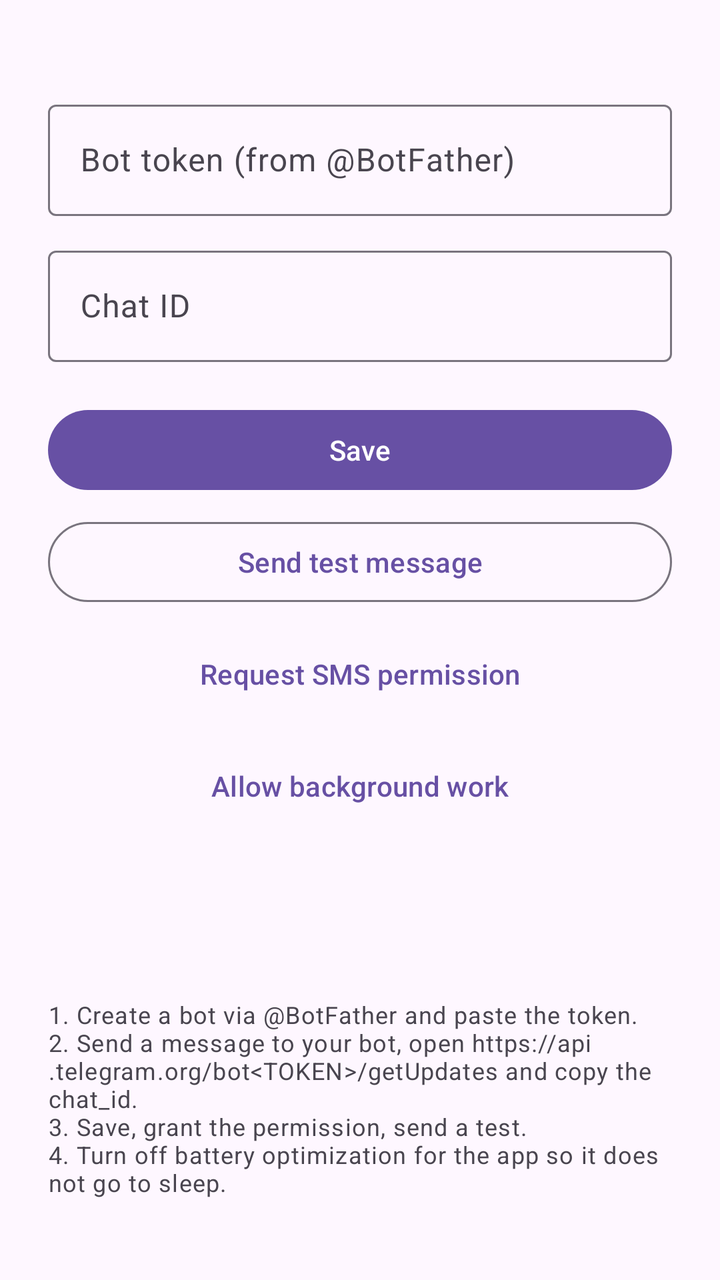
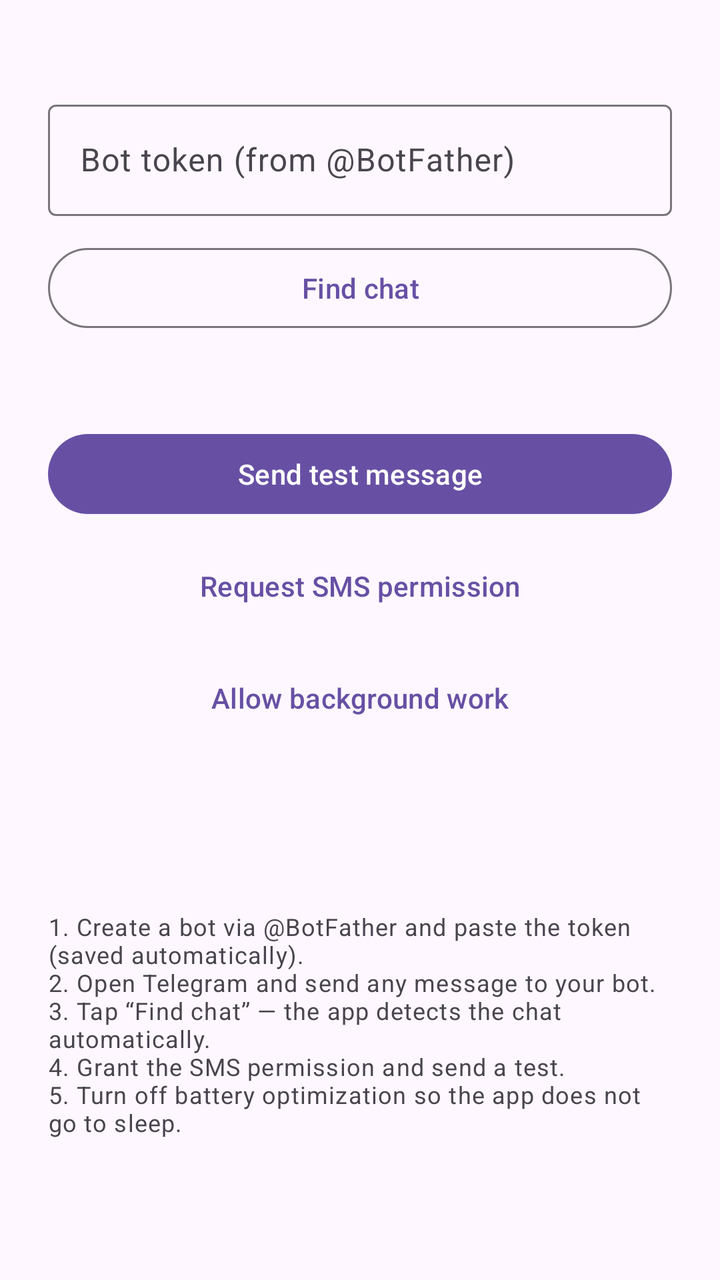

The first picture is an Android layout as it rendered before a commit; the second is the same layout after the commit. The layout source and the unified diff follow.
<!-- AndroidManifest.xml: application theme Theme.Material3.DayNight -->
<!-- res/layout/activity_main.xml -->
<?xml version="1.0" encoding="utf-8"?>
<ScrollView xmlns:android="http://schemas.android.com/apk/res/android"
    android:layout_width="match_parent"
    android:layout_height="match_parent"
    android:fillViewport="true">

    <LinearLayout
        android:layout_width="match_parent"
        android:layout_height="wrap_content"
        android:orientation="vertical"
        android:padding="24dp">

        <TextView
            android:id="@+id/connectionStatus"
            android:layout_width="wrap_content"
            android:layout_height="wrap_content"
            android:layout_marginBottom="4dp"
            android:textAppearance="?attr/textAppearanceBodyMedium" />

        <com.google.android.material.button.MaterialButton
            android:id="@+id/checkButton"
            style="@style/Widget.Material3.Button.TextButton"
            android:layout_width="match_parent"
            android:layout_height="wrap_content"
            android:layout_marginBottom="12dp"
            android:text="@string/action_check"
            android:visibility="gone" />

        <com.google.android.material.textfield.TextInputLayout
            android:layout_width="match_parent"
            android:layout_height="wrap_content"
            android:hint="@string/hint_token">

            <com.google.android.material.textfield.TextInputEditText
                android:id="@+id/tokenInput"
                android:layout_width="match_parent"
                android:layout_height="wrap_content"
                android:inputType="text"
                android:maxLines="1" />
        </com.google.android.material.textfield.TextInputLayout>

        <com.google.android.material.textfield.TextInputLayout
            android:layout_width="match_parent"
            android:layout_height="wrap_content"
            android:layout_marginTop="12dp"
            android:hint="@string/hint_chat_id">

            <com.google.android.material.textfield.TextInputEditText
                android:id="@+id/chatIdInput"
                android:layout_width="match_parent"
                android:layout_height="wrap_content"
                android:inputType="text"
                android:maxLines="1" />
        </com.google.android.material.textfield.TextInputLayout>

        <com.google.android.material.button.MaterialButton
            android:id="@+id/saveButton"
            android:layout_width="match_parent"
            android:layout_height="wrap_content"
            android:layout_marginTop="20dp"
            android:text="@string/action_save" />

        <com.google.android.material.button.MaterialButton
            android:id="@+id/testButton"
            style="@style/Widget.Material3.Button.OutlinedButton"
            android:layout_width="match_parent"
            android:layout_height="wrap_content"
            android:layout_marginTop="8dp"
            android:text="@string/action_test" />

        <com.google.android.material.button.MaterialButton
            android:id="@+id/grantButton"
            style="@style/Widget.Material3.Button.TextButton"
            android:layout_width="match_parent"
            android:layout_height="wrap_content"
            android:layout_marginTop="8dp"
            android:text="@string/action_grant" />

        <com.google.android.material.button.MaterialButton
            android:id="@+id/batteryButton"
            style="@style/Widget.Material3.Button.TextButton"
            android:layout_width="match_parent"
            android:layout_height="wrap_content"
            android:layout_marginTop="8dp"
            android:text="@string/action_battery" />

        <TextView
            android:id="@+id/permissionStatus"
            android:layout_width="wrap_content"
            android:layout_height="wrap_content"
            android:layout_marginTop="16dp"
            android:textAppearance="?attr/textAppearanceBodyMedium" />

        <TextView
            android:id="@+id/batteryStatus"
            android:layout_width="wrap_content"
            android:layout_height="wrap_content"
            android:layout_marginTop="4dp"
            android:textAppearance="?attr/textAppearanceBodyMedium" />

        <TextView
            android:layout_width="wrap_content"
            android:layout_height="wrap_content"
            android:layout_marginTop="24dp"
            android:text="@string/help_text"
            android:textAppearance="?attr/textAppearanceBodySmall" />

    </LinearLayout>
</ScrollView>
<!-- resources referenced by this layout -->
<resources>
  <string name="action_battery">Allow background work</string>
  <string name="action_check">Check connection</string>
  <string name="action_grant">Request SMS permission</string>
  <string name="action_save">Save</string>
  <string name="action_test">Send test message</string>
  <string name="help_text">1. Create a bot via @BotFather and paste the token.\n2. Send a message to your bot, open https://api.telegram.org/bot&lt;TOKEN&gt;/getUpdates and copy the chat_id.\n3. Save, grant the permission, send a test.\n4. Turn off battery optimization for the app so it does not go to sleep.</string>
  <string name="hint_chat_id">Chat ID</string>
  <string name="hint_token">Bot token (from @BotFather)</string>
</resources>

<!-- the commit's change to res/layout/activity_main.xml (unified diff, before → after) -->
@@ -39,33 +39,26 @@
                 android:maxLines="1" />
         </com.google.android.material.textfield.TextInputLayout>
 
-        <com.google.android.material.textfield.TextInputLayout
+        <com.google.android.material.button.MaterialButton
+            android:id="@+id/findChatButton"
+            style="@style/Widget.Material3.Button.OutlinedButton"
             android:layout_width="match_parent"
             android:layout_height="wrap_content"
             android:layout_marginTop="12dp"
-            android:hint="@string/hint_chat_id">
+            android:text="@string/action_find_chat" />
 
-            <com.google.android.material.textfield.TextInputEditText
-                android:id="@+id/chatIdInput"
-                android:layout_width="match_parent"
-                android:layout_height="wrap_content"
-                android:inputType="text"
-                android:maxLines="1" />
-        </com.google.android.material.textfield.TextInputLayout>
+        <TextView
+            android:id="@+id/chatStatus"
+            android:layout_width="wrap_content"
+            android:layout_height="wrap_content"
+            android:layout_marginTop="6dp"
+            android:textAppearance="?attr/textAppearanceBodyMedium" />
 
         <com.google.android.material.button.MaterialButton
-            android:id="@+id/saveButton"
+            android:id="@+id/testButton"
             android:layout_width="match_parent"
             android:layout_height="wrap_content"
             android:layout_marginTop="20dp"
-            android:text="@string/action_save" />
-
-        <com.google.android.material.button.MaterialButton
-            android:id="@+id/testButton"
-            style="@style/Widget.Material3.Button.OutlinedButton"
-            android:layout_width="match_parent"
-            android:layout_height="wrap_content"
-            android:layout_marginTop="8dp"
             android:text="@string/action_test" />
 
         <com.google.android.material.button.MaterialButton
<!-- resource entries referenced after the edit -->
@@ -2,11 +2,10 @@
 <resources>
   <string name="action_battery">Allow background work</string>
   <string name="action_check">Check connection</string>
+  <string name="action_find_chat">Find chat</string>
   <string name="action_grant">Request SMS permission</string>
-  <string name="action_save">Save</string>
   <string name="action_test">Send test message</string>
-  <string name="help_text">1. Create a bot via @BotFather and paste the token.\n2. Send a message to your bot, open https://api.telegram.org/bot&lt;TOKEN&gt;/getUpdates and copy the chat_id.\n3. Save, grant the permission, send a test.\n4. Turn off battery optimization for the app so it does not go to sleep.</string>
-  <string name="hint_chat_id">Chat ID</string>
+  <string name="help_text">1. Create a bot via @BotFather and paste the token (saved automatically).\n2. Open Telegram and send any message to your bot.\n3. Tap “Find chat” — the app detects the chat automatically.\n4. Grant the SMS permission and send a test.\n5. Turn off battery optimization so the app does not go to sleep.</string>
   <string name="hint_token">Bot token (from @BotFather)</string>
 </resources>
 
